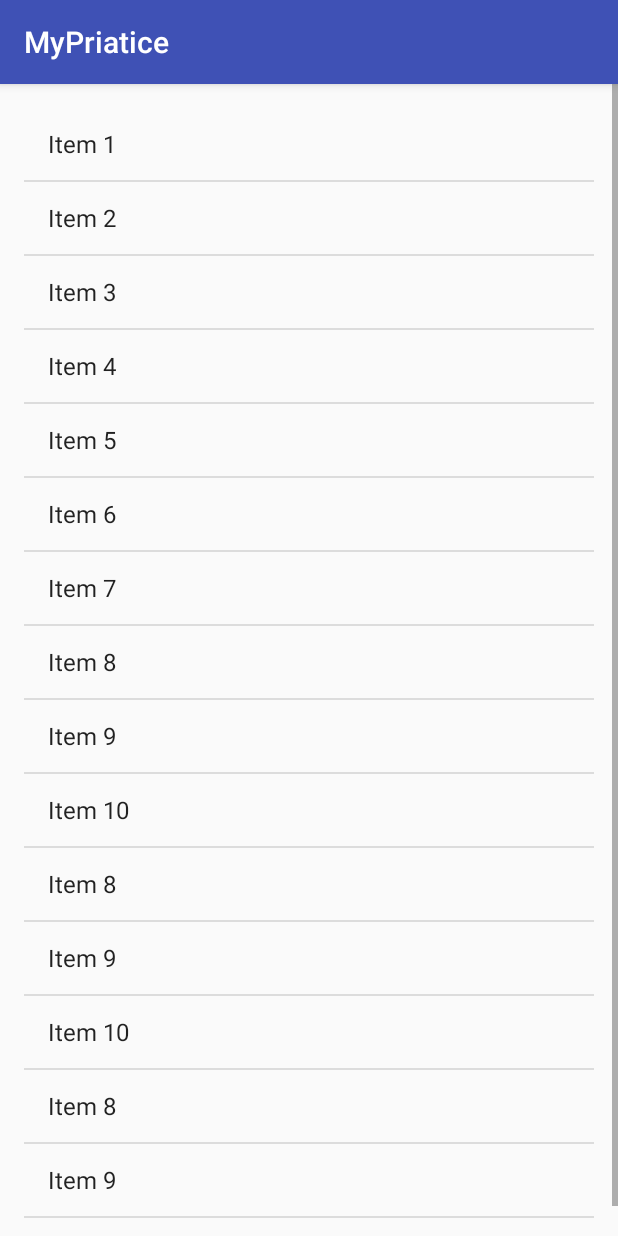
After one commit to cloud9527/PracticeDemo, an Android app: the MVPListViewActivity screen opened directly, with no data from a screen before it, on a phone screen of 412 x 824 dp. The commit adds this screen. Run offline under Robolectric (Android 15) with nearby library versions, the phone set to English and light mode, and no system bars; our stand-ins replace ButterKnife; network calls fail.

Commit message:
1、MVPListViewActivity相关提交

```diff
--- a/app/src/main/AndroidManifest.xml
+++ b/app/src/main/AndroidManifest.xml
@@ -33,7 +33,8 @@
 
         <activity android:name=".customerview.TextSwitcherActivity" />
         <activity android:name=".okhttp.OkHttpDemoActivity" />
-        <activity android:name=".mvp.MVPLoginActivity"></activity>
+        <activity android:name=".mvp.MVPLoginActivity" />
+        <activity android:name=".mvp.MVPListViewActivity"></activity>
     </application>
 
 </manifest>
--- /dev/null
+++ b/app/src/main/java/com/example/cloud/mypriatice/mvp/MVPListViewActivity.java
@@ -0,0 +1,77 @@
+package com.example.cloud.mypriatice.mvp;
+
+import android.os.Bundle;
+import android.support.v7.app.AppCompatActivity;
+import android.view.View;
+import android.widget.AdapterView;
+import android.widget.ArrayAdapter;
+import android.widget.ListView;
+import android.widget.ProgressBar;
+import android.widget.Toast;
+
+import com.example.cloud.mypriatice.R;
+import com.example.cloud.mypriatice.mvp.interactor.FindItemsInteractorImpl;
+import com.example.cloud.mypriatice.mvp.presenter.ListViewPresenterImpl;
+import com.example.cloud.mypriatice.mvp.view.ListActivityView;
+
+import java.util.List;
+
+import butterknife.BindView;
+import butterknife.ButterKnife;
+
+public class MVPListViewActivity extends AppCompatActivity implements ListActivityView, AdapterView.OnItemClickListener {
+
+    @BindView(R.id.list)
+    ListView list;
+    @BindView(R.id.progress)
+    ProgressBar progress;
+    private ListViewPresenterImpl listViewPresenter;
+
+    @Override
+    protected void onCreate(Bundle savedInstanceState) {
+        super.onCreate(savedInstanceState);
+        setContentView(R.layout.activity_mvplist_view);
+        ButterKnife.bind(this);
+        listViewPresenter = new ListViewPresenterImpl(this, new FindItemsInteractorImpl());
+        list.setOnItemClickListener(this);
+    }
+
+    @Override
+    public void showProgress() {
+        progress.setVisibility(View.VISIBLE);
+        list.setVisibility(View.GONE);
+    }
+
+    @Override
+    public void hideProgress() {
+        progress.setVisibility(View.GONE);
+        list.setVisibility(View.VISIBLE);
+    }
+
+    @Override
+    public void setItems(List<String> items) {
+        list.setAdapter(new ArrayAdapter<>(this, android.R.layout.simple_list_item_1, items));
+    }
+
+    @Override
+    public void showMsg(String msg) {
+        Toast.makeText(this, msg, Toast.LENGTH_LONG).show();
+    }
+
+    @Override
+    public void onItemClick(AdapterView<?> parent, View view, int position, long id) {
+        listViewPresenter.onItemClicked(position);
+    }
+
+    @Override
+    protected void onResume() {
+        super.onResume();
+        listViewPresenter.onResume();
+    }
+
+    @Override
+    protected void onDestroy() {
+        super.onDestroy();
+        listViewPresenter.onDestroy();
+    }
+}
--- a/app/src/main/java/com/example/cloud/mypriatice/mvp/MVPLoginActivity.java
+++ b/app/src/main/java/com/example/cloud/mypriatice/mvp/MVPLoginActivity.java
@@ -1,5 +1,6 @@
 package com.example.cloud.mypriatice.mvp;
 
+import android.content.Intent;
 import android.os.Bundle;
 import android.support.v7.app.AppCompatActivity;
 import android.view.View;
@@ -64,7 +65,8 @@ public class MVPLoginActivity extends AppCompatActivity implements LoginView {
 
     @Override
     public void goToHome() {
-        finish();
+        hideProgress();
+        startActivity(new Intent(this, MVPListViewActivity.class));
     }
 
     @Override
--- /dev/null
+++ b/app/src/main/java/com/example/cloud/mypriatice/mvp/interactor/FindItemsInteractor.java
@@ -0,0 +1,15 @@
+package com.example.cloud.mypriatice.mvp.interactor;
+
+import java.util.List;
+
+/**
+ * Created by Cloud on 2017/4/14.
+ */
+
+public interface FindItemsInteractor {
+    interface OnFinishedListener {
+        void onFinished(List<String> item);
+    }
+
+    void findItems(OnFinishedListener onFinishedListener);
+}
--- /dev/null
+++ b/app/src/main/java/com/example/cloud/mypriatice/mvp/interactor/FindItemsInteractorImpl.java
@@ -0,0 +1,43 @@
+package com.example.cloud.mypriatice.mvp.interactor;
+
+import android.os.Handler;
+
+import java.util.Arrays;
+import java.util.List;
+
+/**
+ * Created by Cloud on 2017/4/14.
+ */
+
+public class FindItemsInteractorImpl implements FindItemsInteractor {
+    @Override
+    public void findItems(final OnFinishedListener onFinishedListener) {
+        new Handler().postDelayed(new Runnable() {
+            @Override
+            public void run() {
+                onFinishedListener.onFinished(createArrayList());
+            }
+        }, 1000);
+    }
+
+    private List<String> createArrayList() {
+        return Arrays.asList(
+                "Item 1",
+                "Item 2",
+                "Item 3",
+                "Item 4",
+                "Item 5",
+                "Item 6",
+                "Item 7",
+                "Item 8",
+                "Item 9",
+                "Item 10",
+                "Item 8",
+                "Item 9",
+                "Item 10",
+                "Item 8",
+                "Item 9",
+                "Item 10"
+        );
+    }
+}
--- /dev/null
+++ b/app/src/main/java/com/example/cloud/mypriatice/mvp/presenter/ListViewPresenter.java
@@ -0,0 +1,13 @@
+package com.example.cloud.mypriatice.mvp.presenter;
+
+/**
+ * Created by Cloud on 2017/4/14.
+ */
+
+public interface ListViewPresenter {
+    void onResume();
+
+    void onItemClicked(int position);
+
+    void onDestroy();
+}
--- /dev/null
+++ b/app/src/main/java/com/example/cloud/mypriatice/mvp/presenter/ListViewPresenterImpl.java
@@ -0,0 +1,52 @@
+package com.example.cloud.mypriatice.mvp.presenter;
+
+import com.example.cloud.mypriatice.mvp.interactor.FindItemsInteractor;
+import com.example.cloud.mypriatice.mvp.view.ListActivityView;
+
+import java.util.List;
+
+/**
+ * Created by Cloud on 2017/4/14.
+ */
+
+public class ListViewPresenterImpl implements ListViewPresenter, FindItemsInteractor.OnFinishedListener {
+    private ListActivityView listActivityView;
+    private FindItemsInteractor findItemsInteractor;
+
+    public ListViewPresenterImpl(ListActivityView listActivityView, FindItemsInteractor findItemsInteractor) {
+        this.listActivityView = listActivityView;
+        this.findItemsInteractor = findItemsInteractor;
+    }
+
+    @Override
+    public void onResume() {
+        if (listActivityView != null) {
+            listActivityView.showProgress();
+        }
+        findItemsInteractor.findItems(this);
+    }
+
+    @Override
+    public void onItemClicked(int position) {
+        if (listActivityView != null) {
+            listActivityView.showMsg(String.format("Position %d clicked", position + 1));
+        }
+    }
+
+    @Override
+    public void onDestroy() {
+        listActivityView = null;
+    }
+
+    @Override
+    public void onFinished(List<String> item) {
+        if (listActivityView != null) {
+            listActivityView.setItems(item);
+            listActivityView.hideProgress();
+        }
+    }
+
+    public ListActivityView getListActivityView() {
+        return listActivityView;
+    }
+}
--- /dev/null
+++ b/app/src/main/java/com/example/cloud/mypriatice/mvp/view/ListActivityView.java
@@ -0,0 +1,17 @@
+package com.example.cloud.mypriatice.mvp.view;
+
+import java.util.List;
+
+/**
+ * Created by Cloud on 2017/4/14.
+ */
+
+public interface ListActivityView {
+    void showProgress();
+
+    void hideProgress();
+
+    void setItems(List<String> items);
+
+    void showMsg(String msg);
+}
--- /dev/null
+++ b/app/src/main/res/layout/activity_mvplist_view.xml
@@ -0,0 +1,24 @@
+<FrameLayout xmlns:android="http://schemas.android.com/apk/res/android"
+    xmlns:tools="http://schemas.android.com/tools"
+    android:layout_width="match_parent"
+    android:layout_height="match_parent">
+
+    <ListView
+        android:id="@+id/list"
+        android:layout_width="match_parent"
+        android:layout_height="match_parent"
+        android:clipToPadding="false"
+        android:paddingBottom="@dimen/activity_vertical_margin"
+        android:paddingLeft="@dimen/activity_horizontal_margin"
+        android:paddingRight="@dimen/activity_horizontal_margin"
+        android:paddingTop="@dimen/activity_vertical_margin"
+        android:scrollbarStyle="outsideOverlay" />
+
+    <ProgressBar
+        android:id="@+id/progress"
+        android:layout_width="wrap_content"
+        android:layout_height="wrap_content"
+        android:layout_gravity="center"
+        android:visibility="gone" />
+
+</FrameLayout>
```
